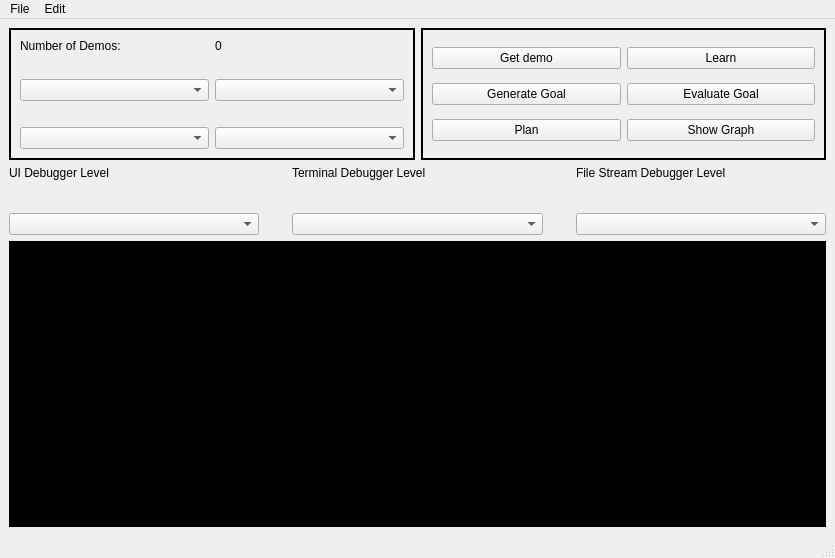
Above: srp_md/src/srp_md/ui/pyqt_format.ui from fnivek/srp_md before the change. Below: the same form after it.
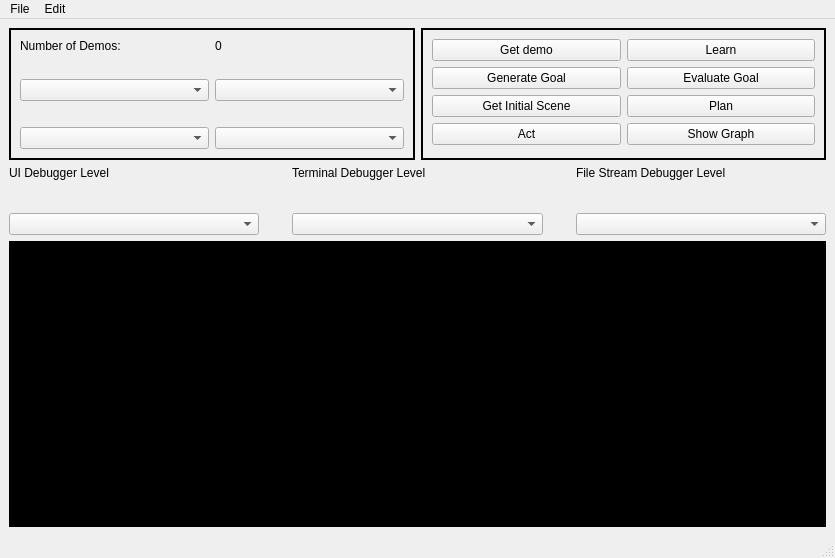
That is the form after the change.

The edit to the form file:
```diff
--- a/srp_md/src/srp_md/ui/pyqt_format.ui
+++ b/srp_md/src/srp_md/ui/pyqt_format.ui
@@ -37,6 +37,20 @@
        <number>2</number>
       </property>
       <layout class="QGridLayout" name="actionsLayout">
+       <item row="4" column="0">
+        <widget class="QPushButton" name="act">
+         <property name="text">
+          <string>Act</string>
+         </property>
+        </widget>
+       </item>
+       <item row="2" column="1">
+        <widget class="QPushButton" name="evaluate_goal">
+         <property name="text">
+          <string>Evaluate Goal</string>
+         </property>
+        </widget>
+       </item>
        <item row="0" column="0">
         <widget class="QPushButton" name="get_demo">
          <property name="text">
@@ -51,13 +65,6 @@
          </property>
         </widget>
        </item>
-       <item row="2" column="1">
-        <widget class="QPushButton" name="evaluate_goal">
-         <property name="text">
-          <string>Evaluate Goal</string>
-         </property>
-        </widget>
-       </item>
        <item row="0" column="1">
         <widget class="QPushButton" name="learn">
          <property name="text">
@@ -66,19 +73,26 @@
         </widget>
        </item>
        <item row="3" column="0">
-        <widget class="QPushButton" name="plan">
+        <widget class="QPushButton" name="get_init_scene">
          <property name="text">
-          <string>Plan</string>
+          <string>Get Initial Scene</string>
          </property>
         </widget>
        </item>
-       <item row="3" column="1">
+       <item row="4" column="1">
         <widget class="QPushButton" name="show_graph">
          <property name="text">
           <string>Show Graph</string>
          </property>
         </widget>
        </item>
+       <item row="3" column="1">
+        <widget class="QPushButton" name="plan">
+         <property name="text">
+          <string>Plan</string>
+         </property>
+        </widget>
+       </item>
       </layout>
      </widget>
     </item>
@@ -129,7 +143,7 @@
          <property name="layoutDirection">
           <enum>Qt::LeftToRight</enum>
          </property>
-         <property name="currentText" stdset="0">
+         <property name="currentText">
           <string/>
          </property>
         </widget>
@@ -227,7 +241,7 @@
      <x>0</x>
      <y>0</y>
      <width>835</width>
-     <height>20</height>
+     <height>22</height>
     </rect>
    </property>
    <widget class="QMenu" name="menuFile">
```
